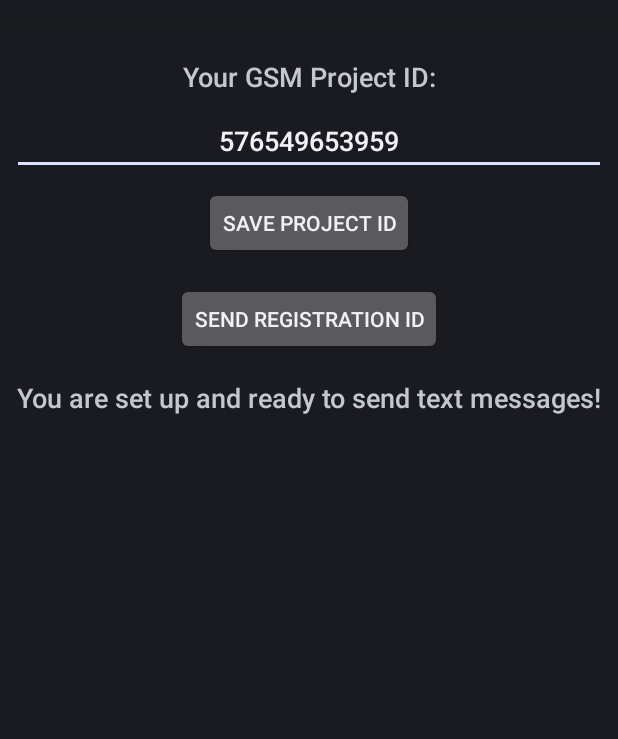
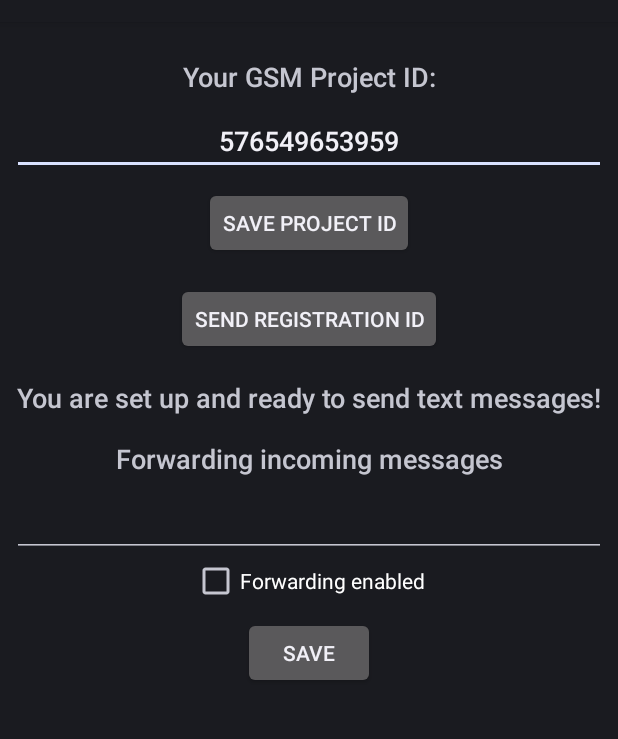
Before and after one commit to anjlab/android-sms-gateway, an Android app: the layout main.xml on its own in the app's theme, with its tools: preview values and no code run, on a phone screen of 412 x 824 dp, the part 62-801 px from its top. Run offline under Robolectric (Android 15) with nearby library versions, the phone set to English and light mode, and no system bars.

Commit message:
forward incoming text messages

```diff
--- a/build.gradle
+++ b/build.gradle
@@ -16,7 +16,7 @@ repositories {
 dependencies {
     compile 'com.google.android.gms:play-services:3.1.36'
     compile 'com.android.support:support-v4:19.0.0'
-    compile 'com.anjlab.android:fx:1.0.6@aar'
+    compile 'com.jakewharton:butterknife:6.1.0'
 }
 
 android {
--- a/src/main/res/layout/main.xml
+++ b/src/main/res/layout/main.xml
@@ -1,9 +1,20 @@
 <?xml version="1.0" encoding="utf-8"?>
-<LinearLayout xmlns:android="http://schemas.android.com/apk/res/android"
+<ScrollView
+    xmlns:android="http://schemas.android.com/apk/res/android"
     android:layout_width="fill_parent"
     android:layout_height="wrap_content"
     android:orientation="vertical"
     android:padding="8dp" >
+
+    <LinearLayout
+        android:layout_width="fill_parent"
+        android:layout_height="wrap_content"
+        android:orientation="vertical">
+
+        <LinearLayout
+            android:layout_width="fill_parent"
+            android:layout_height="wrap_content"
+            android:orientation="vertical">
 
             <LinearLayout
                 android:id="@+id/senderIdPanel"
@@ -30,16 +41,15 @@
                     android:ems="10"
                     android:gravity="center"
                     android:text="576549653959"
-            android:inputType="numberDecimal" >
-        </EditText>
+                    android:inputType="numberDecimal" />
 
                 <Button
-            android:id="@+id/save"
+                    android:id="@+id/saveProjectId"
                     android:layout_width="wrap_content"
                     android:layout_height="wrap_content"
                     android:layout_gravity="center_horizontal"
                     android:layout_marginTop="8dp"
-            android:text="@string/save" />
+                    android:text="@string/save_project_id" />
             </LinearLayout>
 
             <Button
@@ -61,3 +71,48 @@
                 android:textAppearance="?android:attr/textAppearanceMedium" />
 
         </LinearLayout>
+
+        <LinearLayout android:layout_width="fill_parent"
+                      android:layout_height="wrap_content"
+                      android:orientation="vertical">
+
+            <TextView
+                android:layout_width="fill_parent"
+                android:layout_height="wrap_content"
+                android:layout_gravity="center_horizontal"
+                android:layout_marginTop="16dp"
+                android:gravity="center"
+                android:text="@string/forward_incoming_messages"
+                android:textAppearance="?android:attr/textAppearanceMedium" />
+
+            <EditText
+                android:id="@+id/forwardingUrlInputView"
+                android:layout_width="fill_parent"
+                android:layout_height="0dp"
+                android:layout_gravity="center_horizontal"
+                android:layout_marginTop="8dp"
+                android:layout_weight="1"
+                android:gravity="center"
+                android:inputType="textUri" />
+
+            <CheckBox
+                android:id="@+id/forwardingEnabled"
+                android:layout_width="wrap_content"
+                android:layout_height="wrap_content"
+                android:gravity="center"
+                android:layout_gravity="center"
+                android:text="@string/forward_incoming_enabled"/>
+
+            <Button
+                android:id="@+id/saveForwarning"
+                android:layout_width="wrap_content"
+                android:layout_height="wrap_content"
+                android:layout_gravity="center_horizontal"
+                android:layout_marginTop="8dp"
+                android:text="@string/save" />
+
+        </LinearLayout>
+
+    </LinearLayout>
+
+</ScrollView>
--- a/src/main/res/values/strings.xml
+++ b/src/main/res/values/strings.xml
@@ -4,7 +4,11 @@
     <string name="app_name">Android SMS Gateway</string>
     <string name="send">Send Registration ID</string>
     <string name="ready">You are set up and ready to send text messages!</string>
-    <string name="save">Save Project ID</string>
+    <string name="save_project_id">Save Project ID</string>
+    <string name="save">Save</string>
     <string name="save_sender_id">Your GSM Project ID:</string>
+    <string name="forward_incoming_messages">Forwarding incoming messages</string>
+    <string name="forward_incoming_enabled">Forwarding enabled</string>
+    <string name="error_no_play_services">No valid Google Play Services APK found.</string>
 
 </resources>
```
Also changed, not shown: src/main/AndroidManifest.xml (+8 -2 lines), src/main/java/com/anjlab/android/smsgateway/gcm/HttpHookIntentService.java (added, +53 -0 lines), src/main/java/com/anjlab/android/smsgateway/gcm/MainActivity.java (+161 -102 lines), src/main/java/com/anjlab/android/smsgateway/gcm/SmsMessageReceiver.java (added, +36 -0 lines), 2 other files. Lines whose indentation alone changed are shown as unchanged.
